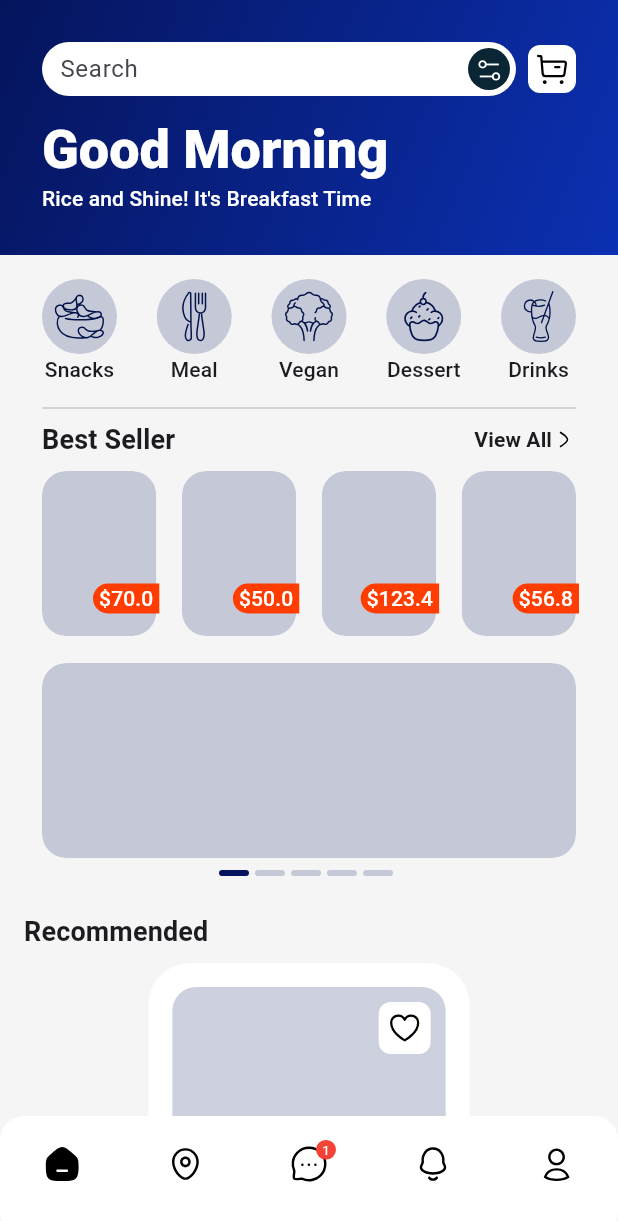
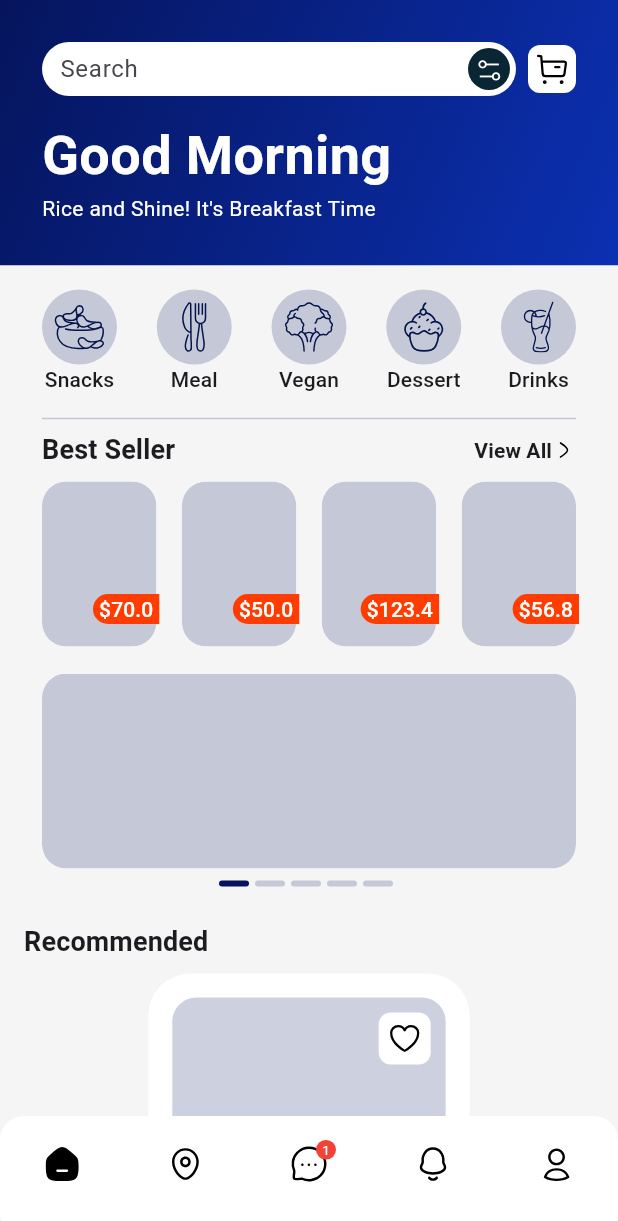
Before and after one commit to Jessepelumi/my_street_tab, a Flutter app: the screen it shows after launch, on a phone screen of 412 x 824 dp. Shown: the top 1221 px of the screen. Run offline on Flutter 3.47's test engine with Material 3 defaults, Android fonts, the phone set to English and light mode, and no system bars; drawn by our look-alikes of carousel_slider; our stand-ins replace flutter_svg, geolocator, get, get_storage, google_fonts, pin_code_fields and 1 more; Roboto replaces fonts that are missing (Sen).

Commit message:
modified text style on home header

```diff
--- a/lib/src/modules/views/users/home/widgets/home_header.dart
+++ b/lib/src/modules/views/users/home/widgets/home_header.dart
@@ -1,6 +1,7 @@
 import 'package:flutter/material.dart';
 import 'package:flutter_svg/svg.dart';
 import 'package:get/get.dart';
+import 'package:google_fonts/google_fonts.dart';
 import 'package:my_street_tab/src/modules/views/users/cart/cart.dart';
 import 'package:my_street_tab/src/modules/views/users/search/search.dart';
 import 'package:my_street_tab/src/utils/constants/color_strings.dart';
@@ -104,17 +105,18 @@ class HomeHeader extends StatelessWidget {
               // greeting
               Text(
                 "Good Morning",
-                style: Theme.of(context).textTheme.displaySmall?.copyWith(
-                      color: white,
-                      fontWeight: FontWeight.w900,
-                    ),
+                style: GoogleFonts.sen(
+                  color: white,
+                  fontWeight: FontWeight.bold,
+                  fontSize: Theme.of(context).textTheme.displaySmall?.fontSize,
+                ),
               ),
               Text(
                 "Rice and Shine! It's Breakfast Time",
-                style: Theme.of(context)
-                    .textTheme
-                    .labelLarge
-                    ?.copyWith(color: white),
+                style: GoogleFonts.sen(
+                  color: white,
+                  fontSize: Theme.of(context).textTheme.labelLarge?.fontSize,
+                ),
               ),
             ],
           ),
```
